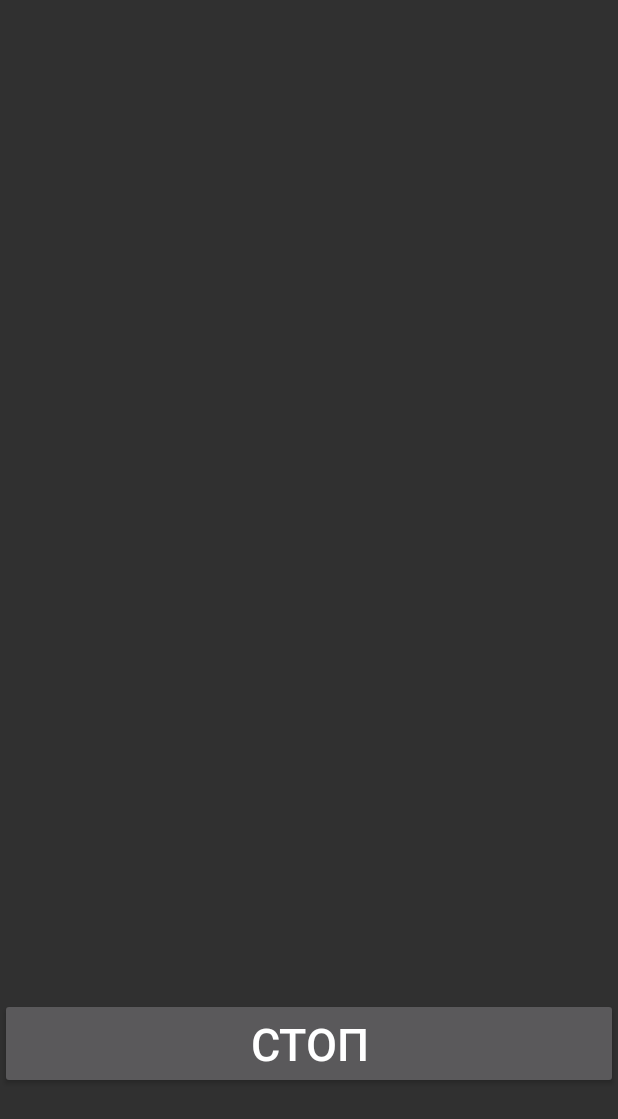
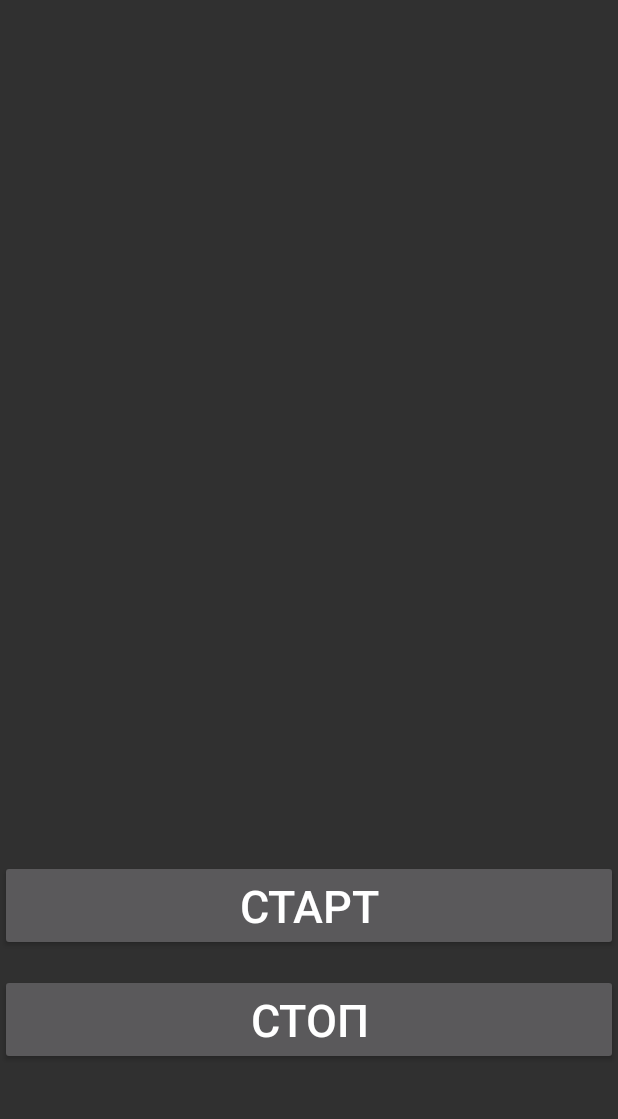
Before and after one commit to StepanProCoder/mentalholterrepo, an Android app: the layout activity_main.xml on its own in the app's theme, with its tools: preview values and no code run, on a phone screen of 412 x 824 dp. Shown: the top 1119 px of the screen. Run offline under Robolectric (Android 15) with nearby library versions, the phone set to English and light mode, and no system bars.

Commit message:
Added start and stop buttons

```diff
--- a/app/src/main/java/com/stapledev/mentalholter/ProcessService.java
+++ b/app/src/main/java/com/stapledev/mentalholter/ProcessService.java
@@ -69,7 +69,7 @@ public class ProcessService extends Service {
             try {
                 session.setRepeatingRequest(createCaptureRequest(), null, null);
                 cameraCaptureStartTime = System.currentTimeMillis ();
-            } catch (CameraAccessException e) {
+            } catch (Exception e) {
                 Log.e(TAG, e.getMessage());
             }
         }
--- a/app/src/main/res/layout/activity_main.xml
+++ b/app/src/main/res/layout/activity_main.xml
@@ -5,10 +5,18 @@
     android:orientation="vertical">
 
     <ImageView
+        android:id="@+id/img"
         android:layout_width="match_parent"
-        android:layout_height="650dp"
-        android:adjustViewBounds="true"
-        android:id="@+id/img"/>
+        android:layout_height="558dp"
+        android:adjustViewBounds="true" />
+
+    <Button
+        android:id="@+id/startbtn"
+        android:layout_width="match_parent"
+        android:layout_height="wrap_content"
+        android:text="СТАРТ"
+        android:textSize="30dp"
+        android:layout_marginTop="15dp"/>
 
     <Button
         android:id="@+id/stopbtn"
```
Also changed, not shown: app/src/main/java/com/stapledev/mentalholter/MainActivity.java (+50 -23 lines).
